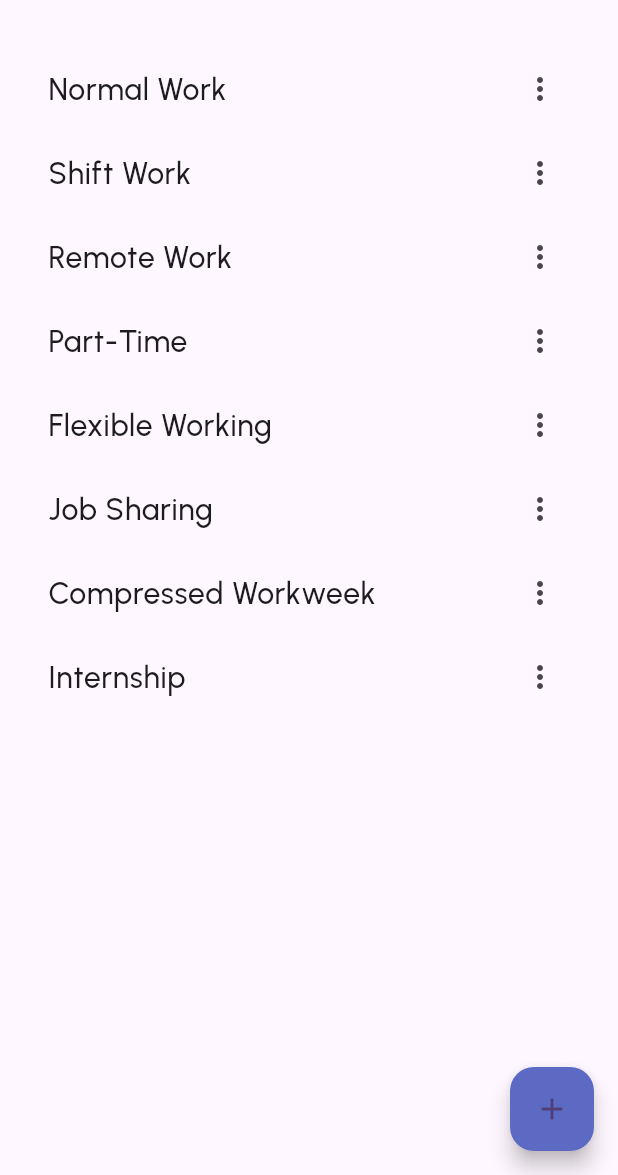
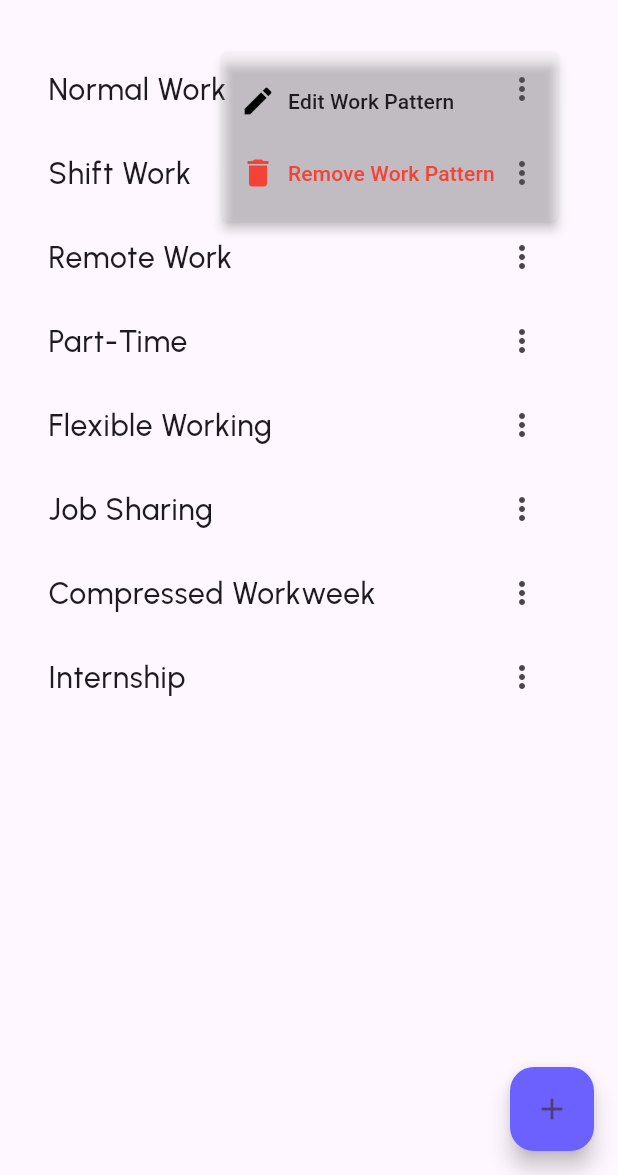
Before and after one commit to ParveenSheoran007/demo_ems_app, a Flutter app: the AddWorkScreen screen opened directly, after a tap on the "more vert" icon, on a phone screen of 412 x 824 dp, the part 61-1236 px from its top. Run offline on Flutter 3.47's test engine with Material 3 defaults, Android fonts, the phone set to English and light mode, and no system bars; our stand-ins replace google_fonts.

Commit message:
work pattern

```diff
--- a/lib/setting/ui/work_pattern/add_work_screen.dart
+++ b/lib/setting/ui/work_pattern/add_work_screen.dart
@@ -61,18 +61,50 @@ class _AddWorkScreenState extends State<AddWorkScreen> {
                 fontSize: 20,
               ),
             ),
-            trailing: Icon(Icons.more_vert),
+            trailing: PopupMenuButton<int>(
+              color: Colors.white12,
+              icon: Icon(Icons.more_vert),
+              onSelected: (value) {
+                if (value == 1) {
+                  // Handle edit action
+                } else if (value == 2) {
+                }
+              },
+              itemBuilder: (context) => [
+                PopupMenuItem(
+                  value: 1,
+                  child: Row(
+                    children: [
+                      Icon(Icons.edit, color: Colors.black),
+                      SizedBox(width: 8),
+                      Text("Edit Work Pattern"),
+                    ],
+                  ),
+                ),
+                PopupMenuItem(
+                  value: 2,
+                  child: Row(
+                    children: [
+                      Icon(Icons.delete, color: Colors.red),
+                      SizedBox(width: 8),
+                      Text(
+                        "Remove Work Pattern",
+                        style: TextStyle(color: Colors.red),
+                      ),
+                    ],
+                  ),
+                ),
+              ],
+            ),
             onTap: () {
-              // Handle list item tap
             },
           );
         },
       ),
       floatingActionButton: FloatingActionButton(
         onPressed: () {
-          // Handle FAB action
         },
-        backgroundColor: Color(0xFF5C6AC4), // Matches the color from the previous design
+        backgroundColor: Color(0xFF6C60FF),
         child: Icon(Icons.add),
       ),
     );
```
Also changed, not shown: lib/setting/ui/work_pattern/work_pattern.dart (+41 -7 lines).
